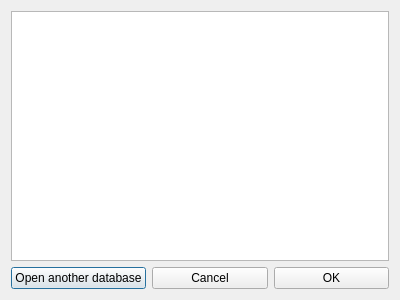
Above: forms/wordsdialog.ui from hgonomeg/wordinserter before the change. Below: the same form after it.
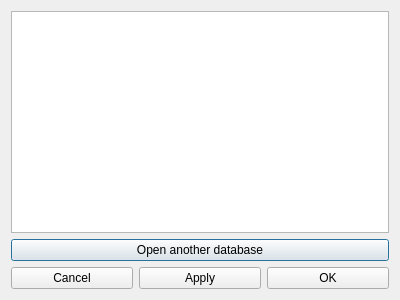
That is the form after the change.

Commit message: Add 'apply' button

What changed in the file:
```diff
--- a/forms/wordsdialog.ui
+++ b/forms/wordsdialog.ui
@@ -25,8 +25,6 @@
     </widget>
    </item>
    <item>
-    <layout class="QHBoxLayout" name="horizontalLayout">
-     <item>
       <widget class="QPushButton" name="openDatabaseButton">
        <property name="text">
         <string>Open another database</string>
@@ -34,12 +32,21 @@
       </widget>
      </item>
      <item>
+    <layout class="QHBoxLayout" name="horizontalLayout">
+     <item>
       <widget class="QPushButton" name="cancelButton">
        <property name="text">
         <string>Cancel</string>
        </property>
       </widget>
      </item>
+     <item>
+      <widget class="QPushButton" name="applyButton">
+       <property name="text">
+        <string>Apply</string>
+       </property>
+      </widget>
+     </item>
      <item>
       <widget class="QPushButton" name="okButton">
        <property name="text">
```
Lines whose indentation alone changed are shown as unchanged. The commit also changes 4 other files.
